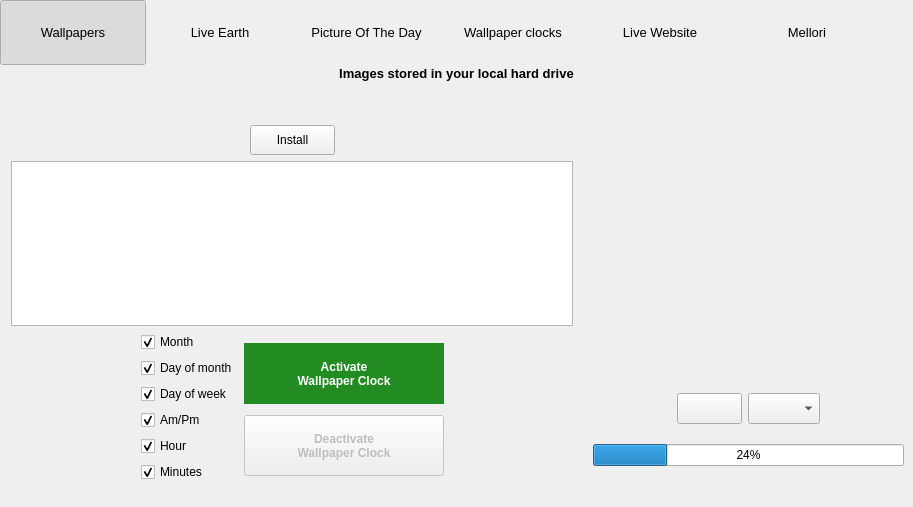
Old version of the form 5.0/wallch_5.0-source/src/gui/mainwindow.ui in the repository LeonVitanos/Wallch.
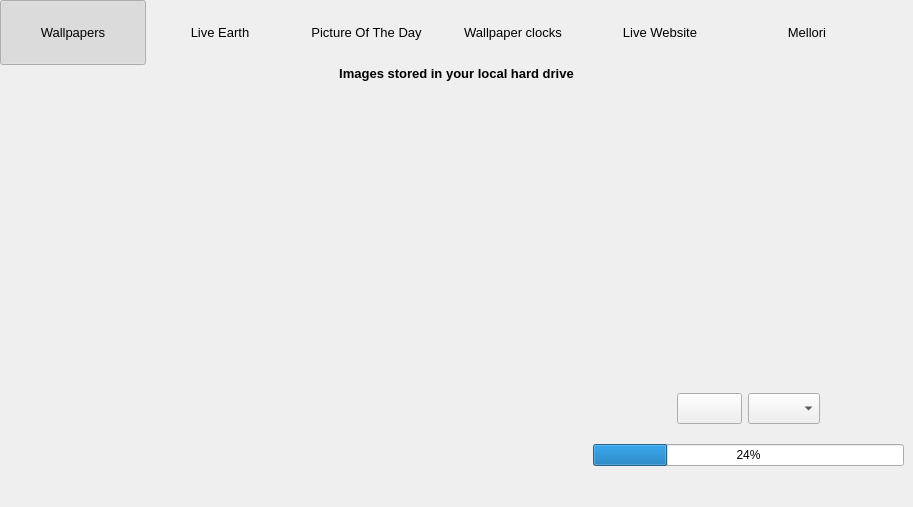
New version of the form. The open tabs and pages were chosen to show the change. Icons and pictures are not drawn.

Commit message: Feature removal: Wallpaper Clocks

```diff
--- a/5.0/wallch_5.0-source/src/gui/mainwindow.ui
+++ b/5.0/wallch_5.0-source/src/gui/mainwindow.ui
@@ -1958,7 +1958,6 @@
            <widget class="QLabel" name="wallpaper_clocks_source">
             <property name="font">
              <font>
-              <weight>50</weight>
               <bold>false</bold>
              </font>
             </property>
@@ -1970,388 +1969,6 @@
             </property>
            </widget>
           </item>
-          <item>
-           <spacer name="verticalSpacer_11">
-            <property name="orientation">
-             <enum>Qt::Vertical</enum>
-            </property>
-            <property name="sizeHint" stdset="0">
-             <size>
-              <width>20</width>
-              <height>40</height>
-             </size>
-            </property>
-           </spacer>
-          </item>
-          <item>
-           <layout class="QHBoxLayout" name="horizontalLayout_3">
-            <item>
-             <spacer name="horizontalSpacer_5">
-              <property name="orientation">
-               <enum>Qt::Horizontal</enum>
-              </property>
-              <property name="sizeHint" stdset="0">
-               <size>
-                <width>40</width>
-                <height>20</height>
-               </size>
-              </property>
-             </spacer>
-            </item>
-            <item>
-             <widget class="QPushButton" name="install_clock">
-              <property name="minimumSize">
-               <size>
-                <width>85</width>
-                <height>30</height>
-               </size>
-              </property>
-              <property name="focusPolicy">
-               <enum>Qt::NoFocus</enum>
-              </property>
-              <property name="toolTip">
-               <string>You can also drag&amp;drop a .wcz file to install a wallpaper clock</string>
-              </property>
-              <property name="statusTip">
-               <string>You can also drag&amp;drop a .wcz file to install a wallpaper clock</string>
-              </property>
-              <property name="text">
-               <string>Install</string>
-              </property>
-              <property name="icon">
-               <iconset theme="list-add" resource="../resources.qrc">
-                <normaloff>:/images/list-add.png</normaloff>:/images/list-add.png</iconset>
-              </property>
-              <property name="iconSize">
-               <size>
-                <width>20</width>
-                <height>20</height>
-               </size>
-              </property>
-             </widget>
-            </item>
-            <item>
-             <spacer name="horizontalSpacer_6">
-              <property name="orientation">
-               <enum>Qt::Horizontal</enum>
-              </property>
-              <property name="sizeHint" stdset="0">
-               <size>
-                <width>40</width>
-                <height>20</height>
-               </size>
-              </property>
-             </spacer>
-            </item>
-           </layout>
-          </item>
-          <item>
-           <widget class="QTableWidget" name="clocksTableWidget">
-            <property name="minimumSize">
-             <size>
-              <width>0</width>
-              <height>136</height>
-             </size>
-            </property>
-            <property name="maximumSize">
-             <size>
-              <width>16777215</width>
-              <height>420</height>
-             </size>
-            </property>
-            <property name="contextMenuPolicy">
-             <enum>Qt::CustomContextMenu</enum>
-            </property>
-            <property name="selectionMode">
-             <enum>QAbstractItemView::SingleSelection</enum>
-            </property>
-            <property name="selectionBehavior">
-             <enum>QAbstractItemView::SelectRows</enum>
-            </property>
-            <property name="showGrid">
-             <bool>false</bool>
-            </property>
-            <property name="wordWrap">
-             <bool>true</bool>
-            </property>
-            <property name="cornerButtonEnabled">
-             <bool>false</bool>
-            </property>
-            <attribute name="horizontalHeaderVisible">
-             <bool>false</bool>
-            </attribute>
-            <attribute name="horizontalHeaderCascadingSectionResizes">
-             <bool>true</bool>
-            </attribute>
-            <attribute name="horizontalHeaderDefaultSectionSize">
-             <number>88</number>
-            </attribute>
-            <attribute name="horizontalHeaderMinimumSectionSize">
-             <number>88</number>
-            </attribute>
-            <attribute name="horizontalHeaderShowSortIndicator" stdset="0">
-             <bool>false</bool>
-            </attribute>
-            <attribute name="horizontalHeaderStretchLastSection">
-             <bool>true</bool>
-            </attribute>
-            <attribute name="verticalHeaderVisible">
-             <bool>false</bool>
-            </attribute>
-            <attribute name="verticalHeaderDefaultSectionSize">
-             <number>67</number>
-            </attribute>
-            <attribute name="verticalHeaderMinimumSectionSize">
-             <number>67</number>
-            </attribute>
-            <column>
-             <property name="text">
-              <string notr="true">Default</string>
-             </property>
-            </column>
-            <column>
-             <property name="text">
-              <string notr="true">Preview</string>
-             </property>
-            </column>
-            <column>
-             <property name="text">
-              <string notr="true">Name</string>
-             </property>
-            </column>
-           </widget>
-          </item>
-          <item>
-           <layout class="QHBoxLayout" name="horizontalLayout_8">
-            <item>
-             <spacer name="horizontalSpacer_3">
-              <property name="orientation">
-               <enum>Qt::Horizontal</enum>
-              </property>
-              <property name="sizeHint" stdset="0">
-               <size>
-                <width>40</width>
-                <height>20</height>
-               </size>
-              </property>
-             </spacer>
-            </item>
-            <item>
-             <layout class="QVBoxLayout" name="verticalLayout">
-              <item>
-               <widget class="QCheckBox" name="month_checkBox">
-                <property name="focusPolicy">
-                 <enum>Qt::NoFocus</enum>
-                </property>
-                <property name="toolTip">
-                 <string>January,February...</string>
-                </property>
-                <property name="statusTip">
-                 <string>January,February...</string>
-                </property>
-                <property name="text">
-                 <string>Month</string>
-                </property>
-                <property name="checked">
-                 <bool>true</bool>
-                </property>
-               </widget>
-              </item>
-              <item>
-               <widget class="QCheckBox" name="day_month_checkBox">
-                <property name="focusPolicy">
-                 <enum>Qt::NoFocus</enum>
-                </property>
-                <property name="toolTip">
-                 <string>1-31</string>
-                </property>
-                <property name="statusTip">
-                 <string notr="true">1-31</string>
-                </property>
-                <property name="text">
-                 <string>Day of month</string>
-                </property>
-                <property name="checked">
-                 <bool>true</bool>
-                </property>
-               </widget>
-              </item>
-              <item>
-               <widget class="QCheckBox" name="day_week_checkBox">
-                <property name="focusPolicy">
-                 <enum>Qt::NoFocus</enum>
-                </property>
-                <property name="toolTip">
-                 <string>Monday,Tuesday...</string>
-                </property>
-                <property name="statusTip">
-                 <string>Monday,Tuesday...</string>
-                </property>
-                <property name="text">
-                 <string>Day of week</string>
-                </property>
-                <property name="checked">
-                 <bool>true</bool>
-                </property>
-               </widget>
-              </item>
-              <item>
-               <widget class="QCheckBox" name="am_checkBox">
-                <property name="focusPolicy">
-                 <enum>Qt::NoFocus</enum>
-                </property>
-                <property name="toolTip">
-                 <string>Am/Pm (If available)</string>
-                </property>
-                <property name="statusTip">
-                 <string notr="true">Am/Pm (If available)</string>
-                </property>
-                <property name="text">
-                 <string>Am/Pm</string>
-                </property>
-                <property name="checked">
-                 <bool>true</bool>
-                </property>
-               </widget>
-              </item>
-              <item>
-               <widget class="QCheckBox" name="hour_checkBox">
-                <property name="focusPolicy">
-                 <enum>Qt::NoFocus</enum>
-                </property>
-                <property name="toolTip">
-                 <string>1-24</string>
-                </property>
-                <property name="statusTip">
-                 <string notr="true">1-24</string>
-                </property>
-                <property name="text">
-                 <string>Hour</string>
-                </property>
-                <property name="checked">
-                 <bool>true</bool>
-                </property>
-               </widget>
-              </item>
-              <item>
-               <widget class="QCheckBox" name="minutes_checkBox">
-                <property name="focusPolicy">
-                 <enum>Qt::NoFocus</enum>
-                </property>
-                <property name="toolTip">
-                 <string>1-60</string>
-                </property>
-                <property name="statusTip">
-                 <string notr="true">1-60</string>
-                </property>
-                <property name="text">
-                 <string>Minutes</string>
-                </property>
-                <property name="checked">
-                 <bool>true</bool>
-                </property>
-               </widget>
-              </item>
-             </layout>
-            </item>
-            <item>
-             <layout class="QVBoxLayout" name="verticalLayout_4">
-              <property name="topMargin">
-               <number>6</number>
-              </property>
-              <item>
-               <widget class="QPushButton" name="activate_clock">
-                <property name="minimumSize">
-                 <size>
-                  <width>200</width>
-                  <height>61</height>
-                 </size>
-                </property>
-                <property name="font">
-                 <font>
-                  <weight>75</weight>
-                  <bold>true</bold>
-                 </font>
-                </property>
-                <property name="focusPolicy">
-                 <enum>Qt::NoFocus</enum>
-                </property>
-                <property name="toolTip">
-                 <string/>
-                </property>
-                <property name="styleSheet">
-                 <string notr="true">QPushButton:enabled {
- color: white;
- background-color:#228b22;
- border: 0px;
- }
-  
- QPushButton:enabled:hover {
- color: white;
- background-color:#27a227;
- border: 0px;}</string>
-                </property>
-                <property name="text">
-                 <string>Activate
-Wallpaper Clock</string>
-                </property>
-               </widget>
-              </item>
-              <item>
-               <widget class="QPushButton" name="deactivate_clock">
-                <property name="enabled">
-                 <bool>false</bool>
-                </property>
-                <property name="minimumSize">
-                 <size>
-                  <width>200</width>
-                  <height>61</height>
-                 </size>
-                </property>
-                <property name="font">
-                 <font>
-                  <weight>75</weight>
-                  <bold>true</bold>
-                 </font>
-                </property>
-                <property name="focusPolicy">
-                 <enum>Qt::NoFocus</enum>
-                </property>
-                <property name="styleSheet">
-                 <string notr="true">QPushButton:enabled {
- color: white;
- background-color:#aa0114;
- border: 0px;
-} 
- QPushButton:enabled:hover {
- color: white;
-background-color:#ce0018;
- border: 0px;
- }</string>
-                </property>
-                <property name="text">
-                 <string>Deactivate
-Wallpaper Clock</string>
-                </property>
-               </widget>
-              </item>
-             </layout>
-            </item>
-            <item>
-             <spacer name="horizontalSpacer_4">
-              <property name="orientation">
-               <enum>Qt::Horizontal</enum>
-              </property>
-              <property name="sizeHint" stdset="0">
-               <size>
-                <width>40</width>
-                <height>20</height>
-               </size>
-              </property>
-             </spacer>
-            </item>
-           </layout>
-          </item>
          </layout>
         </widget>
         <widget class="QWidget" name="live_website">
```
Left out of the diff: 47 changed lines with no effect on the pictures. The commit also changes 11 other files.
